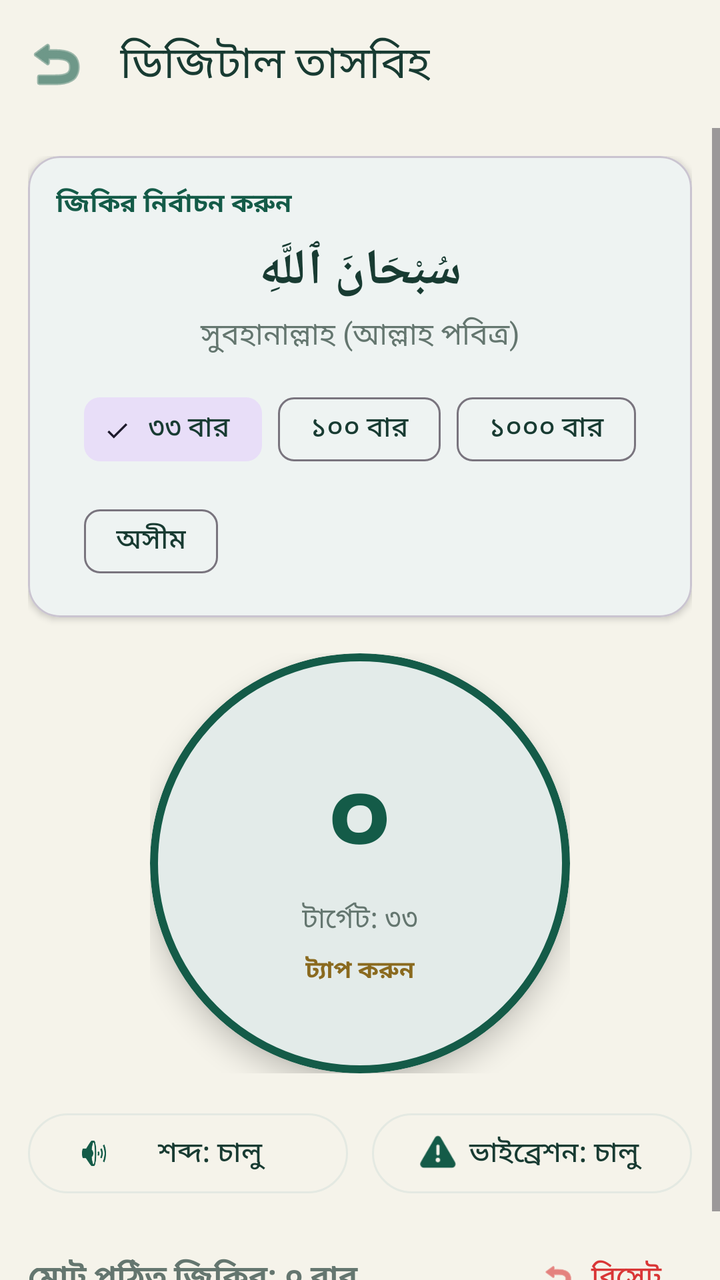
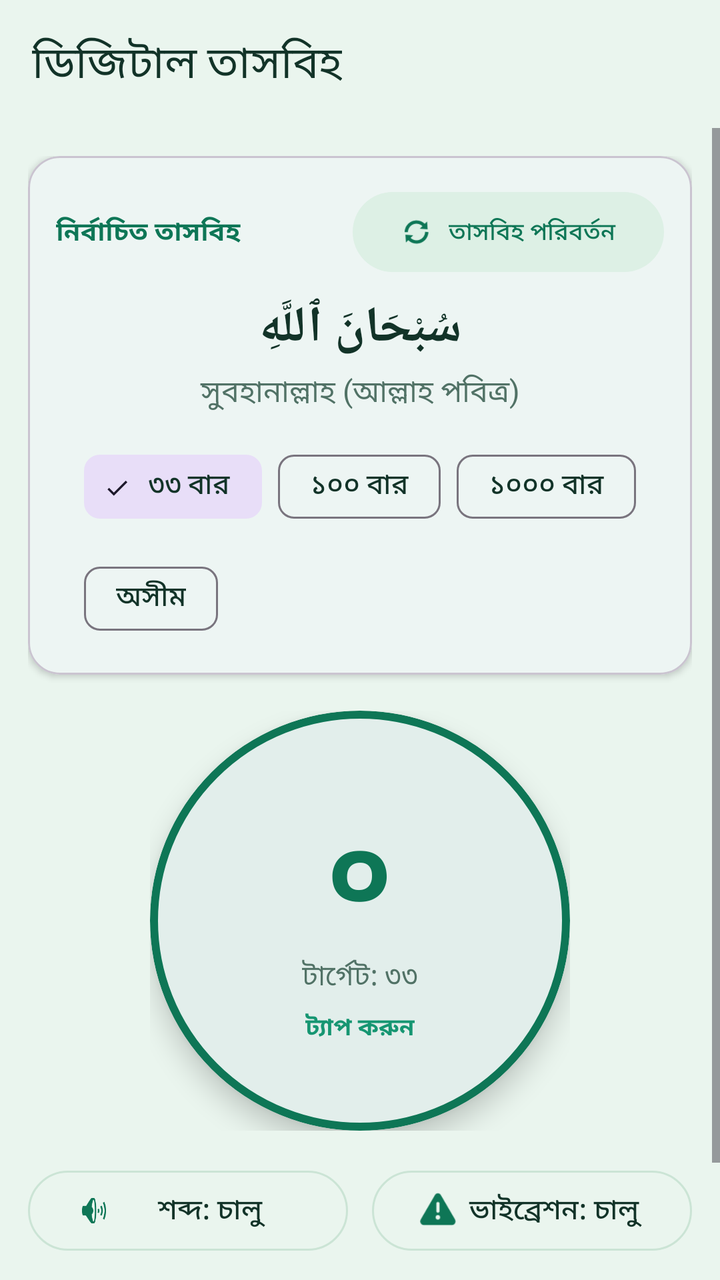

The first picture is an Android layout as it rendered before a commit; the second is the same layout after the commit. The layout source and the unified diff follow.
<!-- AndroidManifest.xml: application theme Theme.IslamicAlarm -->
<!-- res/layout/activity_tasbih.xml -->
<?xml version="1.0" encoding="utf-8"?>
<LinearLayout xmlns:android="http://schemas.android.com/apk/res/android"
    xmlns:app="http://schemas.android.com/apk/res-auto"
    xmlns:tools="http://schemas.android.com/tools"
    android:layout_width="match_parent"
    android:layout_height="match_parent"
    android:background="@color/background"
    android:orientation="vertical"
    tools:context="com.hafij.islamicalarm.tasbih.TasbihFragment">

    <com.google.android.material.appbar.AppBarLayout
        android:layout_width="match_parent"
        android:layout_height="wrap_content"
        android:background="@color/primary"
        app:elevation="0dp"
        app:liftOnScroll="false">

        <com.google.android.material.appbar.MaterialToolbar
            android:id="@+id/toolbarTasbih"
            android:layout_width="match_parent"
            android:layout_height="?attr/actionBarSize"
            app:navigationIcon="@android:drawable/ic_menu_revert"
            app:navigationIconTint="@color/secondary"
            app:title="ডিজিটাল তাসবিহ"
            app:titleTextColor="@color/text_primary" />

    </com.google.android.material.appbar.AppBarLayout>

    <ScrollView
        android:layout_width="match_parent"
        android:layout_height="0dp"
        android:layout_weight="1"
        android:fillViewport="true">

        <LinearLayout
            android:layout_width="match_parent"
            android:layout_height="wrap_content"
            android:gravity="center_horizontal"
            android:orientation="vertical"
            android:padding="14dp">

            
            <com.google.android.material.card.MaterialCardView
                android:layout_width="match_parent"
                android:layout_height="wrap_content"
                app:cardBackgroundColor="@color/waqt_card_bg"
                app:cardCornerRadius="16dp"
                app:cardElevation="2dp">

                <LinearLayout
                    android:layout_width="match_parent"
                    android:layout_height="wrap_content"
                    android:orientation="vertical"
                    android:padding="14dp">

                    <TextView
                        android:layout_width="wrap_content"
                        android:layout_height="wrap_content"
                        android:text="জিকির নির্বাচন করুন"
                        android:textColor="@color/secondary"
                        android:textSize="13sp"
                        android:textStyle="bold" />

                    <TextView
                        android:id="@+id/tvSelectedZikrArabic"
                        android:layout_width="match_parent"
                        android:layout_height="wrap_content"
                        android:layout_marginTop="7dp"
                        android:gravity="center"
                        android:text="سُبْحَانَ ٱللَّهِ"
                        android:textColor="@color/waqt_text_dark"
                        android:textSize="25sp"
                        android:textStyle="bold" />

                    <TextView
                        android:id="@+id/tvSelectedZikrBangla"
                        android:layout_width="match_parent"
                        android:layout_height="wrap_content"
                        android:layout_marginTop="4dp"
                        android:gravity="center"
                        android:text="সুবহানাল্লাহ (আল্লাহ পবিত্র)"
                        android:textColor="@color/waqt_text_dark_secondary"
                        android:textSize="15sp" />

                    
                    <com.google.android.material.chip.ChipGroup
                        android:id="@+id/chipGroupTarget"
                        android:layout_width="wrap_content"
                        android:layout_height="wrap_content"
                        android:layout_gravity="center"
                        android:layout_marginTop="12dp"
                        app:singleSelection="true">

                        <com.google.android.material.chip.Chip
                            android:id="@+id/chip33"
                            style="@style/Widget.Material3.Chip.Filter"
                            android:layout_width="wrap_content"
                            android:layout_height="wrap_content"
                            android:checked="true"
                            android:text="৩৩ বার"
                            android:textColor="@color/waqt_text_dark" />

                        <com.google.android.material.chip.Chip
                            android:id="@+id/chip100"
                            style="@style/Widget.Material3.Chip.Filter"
                            android:layout_width="wrap_content"
                            android:layout_height="wrap_content"
                            android:text="১০০ বার"
                            android:textColor="@color/waqt_text_dark" />

                        <com.google.android.material.chip.Chip
                            android:id="@+id/chip1000"
                            style="@style/Widget.Material3.Chip.Filter"
                            android:layout_width="wrap_content"
                            android:layout_height="wrap_content"
                            android:text="১০০০ বার"
                            android:textColor="@color/waqt_text_dark" />

                        <com.google.android.material.chip.Chip
                            android:id="@+id/chipUnlimited"
                            style="@style/Widget.Material3.Chip.Filter"
                            android:layout_width="wrap_content"
                            android:layout_height="wrap_content"
                            android:text="অসীম"
                            android:textColor="@color/waqt_text_dark" />

                    </com.google.android.material.chip.ChipGroup>

                </LinearLayout>

            </com.google.android.material.card.MaterialCardView>

            
            <FrameLayout
                android:layout_width="210dp"
                android:layout_height="210dp"
                android:layout_marginTop="18dp">

                <com.google.android.material.card.MaterialCardView
                    android:id="@+id/btnCountTap"
                    android:layout_width="match_parent"
                    android:layout_height="match_parent"
                    android:clickable="true"
                    android:focusable="true"
                    app:cardBackgroundColor="@color/surface"
                    app:cardCornerRadius="110dp"
                    app:cardElevation="8dp"
                    app:strokeColor="@color/secondary"
                    app:strokeWidth="4dp">

                    <LinearLayout
                        android:layout_width="match_parent"
                        android:layout_height="match_parent"
                        android:gravity="center"
                        android:orientation="vertical">

                        <TextView
                            android:id="@+id/tvCounterText"
                            android:layout_width="wrap_content"
                            android:layout_height="wrap_content"
                            android:text="০"
                            android:textColor="@color/secondary"
                            android:textSize="54sp"
                            android:textStyle="bold" />

                        <TextView
                            android:id="@+id/tvTargetSubText"
                            android:layout_width="wrap_content"
                            android:layout_height="wrap_content"
                            android:text="টার্গেট: ৩৩"
                            android:textColor="@color/text_secondary"
                            android:textSize="14sp" />

                        <TextView
                            android:layout_width="wrap_content"
                            android:layout_height="wrap_content"
                            android:layout_marginTop="6dp"
                            android:text="ট্যাপ করুন"
                            android:textColor="@color/secondary_variant"
                            android:textSize="12sp"
                            android:textStyle="bold" />

                    </LinearLayout>

                </com.google.android.material.card.MaterialCardView>

            </FrameLayout>

            
            <LinearLayout
                android:layout_width="match_parent"
                android:layout_height="wrap_content"
                android:layout_marginTop="16dp"
                android:gravity="center"
                android:orientation="horizontal">

                <com.google.android.material.button.MaterialButton
                    android:id="@+id/btnSoundToggle"
                    style="@style/Widget.Material3.Button.OutlinedButton"
                    android:layout_width="0dp"
                    android:layout_height="wrap_content"
                    android:layout_weight="1"
                    android:text="শব্দ: চালু"
                    android:textColor="@color/text_primary"
                    app:icon="@android:drawable/ic_lock_silent_mode_off"
                    app:iconTint="@color/secondary"
                    app:strokeColor="@color/card_border" />

                <Space
                    android:layout_width="12dp"
                    android:layout_height="wrap_content" />

                <com.google.android.material.button.MaterialButton
                    android:id="@+id/btnVibrationToggle"
                    style="@style/Widget.Material3.Button.OutlinedButton"
                    android:layout_width="0dp"
                    android:layout_height="wrap_content"
                    android:layout_weight="1"
                    android:text="ভাইব্রেশন: চালু"
                    android:textColor="@color/text_primary"
                    app:icon="@android:drawable/ic_dialog_alert"
                    app:iconTint="@color/secondary"
                    app:strokeColor="@color/card_border" />

            </LinearLayout>

            
            <LinearLayout
                android:layout_width="match_parent"
                android:layout_height="wrap_content"
                android:layout_marginTop="14dp"
                android:gravity="center_vertical"
                android:orientation="horizontal">

                <TextView
                    android:id="@+id/tvTotalCountToday"
                    android:layout_width="0dp"
                    android:layout_height="wrap_content"
                    android:layout_weight="1"
                    android:text="মোট পঠিত জিকির: ০ বার"
                    android:textColor="@color/text_secondary"
                    android:textSize="15sp"
                    android:textStyle="bold" />

                <com.google.android.material.button.MaterialButton
                    android:id="@+id/btnResetCounter"
                    style="@style/Widget.Material3.Button.TextButton"
                    android:layout_width="wrap_content"
                    android:layout_height="wrap_content"
                    android:text="রিসেট"
                    android:textColor="@color/error"
                    app:icon="@android:drawable/ic_menu_revert"
                    app:iconTint="@color/error" />

            </LinearLayout>

        </LinearLayout>

    </ScrollView>

</LinearLayout>
<!-- resources referenced by this layout -->
<resources>
  <color name="background">#F5F3EA</color>
  <color name="card_border">#E4E9E2</color>
  <color name="error">#D93636</color>
  <color name="primary">#F5F3EA</color>
  <color name="secondary">#145B48</color>
  <color name="secondary_variant">#8A6A1F</color>
  <color name="surface">#FFFFFF</color>
  <color name="text_primary">#183B32</color>
  <color name="text_secondary">#64766F</color>
  <color name="waqt_card_bg">#FFFFFF</color>
  <color name="waqt_text_dark">#183B32</color>
  <color name="waqt_text_dark_secondary">#64766F</color>
  <style name="Theme.IslamicAlarm" parent="Theme.Material3.Light.NoActionBar">
          <item name="colorPrimary">@color/dua_primary</item>
          <item name="colorOnPrimary">@color/white</item>
          <item name="colorPrimaryDark">@color/primary_variant</item>
          <item name="colorSecondary">@color/secondary</item>
          <item name="colorOnSecondary">@color/white</item>
          <item name="colorSurface">@color/surface</item>
          <item name="colorOnSurface">@color/text_primary</item>
          <item name="android:colorBackground">@color/background</item>
          <item name="colorOnBackground">@color/text_primary</item>
          <item name="android:statusBarColor">@color/background</item>
          <item name="android:navigationBarColor">@color/background</item>
          <item name="android:windowLightStatusBar">true</item>
          <item name="android:windowLightNavigationBar">true</item>
          <item name="android:windowBackground">@color/background</item>
      </style>
  <color name="dua_primary">#145B48</color>
  <color name="white">#FFFFFFFF</color>
  <color name="primary_variant">#0D4436</color>
</resources>

<!-- the commit's change to res/layout/activity_tasbih.xml (unified diff, before → after) -->
@@ -19,8 +19,6 @@
             android:id="@+id/toolbarTasbih"
             android:layout_width="match_parent"
             android:layout_height="?attr/actionBarSize"
-            app:navigationIcon="@android:drawable/ic_menu_revert"
-            app:navigationIconTint="@color/secondary"
             app:title="ডিজিটাল তাসবিহ"
             app:titleTextColor="@color/text_primary" />
 
@@ -53,13 +51,37 @@
                     android:orientation="vertical"
                     android:padding="14dp">
 
-                    <TextView
-                        android:layout_width="wrap_content"
-                        android:layout_height="wrap_content"
-                        android:text="জিকির নির্বাচন করুন"
-                        android:textColor="@color/secondary"
-                        android:textSize="13sp"
-                        android:textStyle="bold" />
+                    <LinearLayout
+                        android:layout_width="match_parent"
+                        android:layout_height="wrap_content"
+                        android:gravity="center_vertical"
+                        android:orientation="horizontal">
+
+                        <TextView
+                            android:layout_width="0dp"
+                            android:layout_height="wrap_content"
+                            android:layout_weight="1"
+                            android:text="নির্বাচিত তাসবিহ"
+                            android:textColor="@color/secondary"
+                            android:textSize="13sp"
+                            android:textStyle="bold" />
+
+                        <com.google.android.material.button.MaterialButton
+                            android:id="@+id/btnChangeTasbih"
+                            style="@style/Widget.Material3.Button.TonalButton"
+                            android:layout_width="wrap_content"
+                            android:layout_height="wrap_content"
+                            android:minHeight="48dp"
+                            android:text="তাসবিহ পরিবর্তন"
+                            android:textColor="@color/secondary"
+                            android:textSize="12sp"
+                            app:backgroundTint="@color/surface_container"
+                            app:cornerRadius="20dp"
+                            app:icon="@android:drawable/ic_popup_sync"
+                            app:iconSize="16dp"
+                            app:iconTint="@color/secondary" />
+
+                    </LinearLayout>
 
                     <TextView
                         android:id="@+id/tvSelectedZikrArabic"
<!-- resource entries referenced after the edit -->
@@ -1,17 +1,18 @@
 <!-- resources referenced by this layout -->
 <resources>
-  <color name="background">#F5F3EA</color>
-  <color name="card_border">#E4E9E2</color>
+  <color name="background">#EAF5EE</color>
+  <color name="card_border">#CBE4D5</color>
   <color name="error">#D93636</color>
-  <color name="primary">#F5F3EA</color>
-  <color name="secondary">#145B48</color>
-  <color name="secondary_variant">#8A6A1F</color>
+  <color name="primary">#EAF5EE</color>
+  <color name="secondary">#0E7656</color>
+  <color name="secondary_variant">#169672</color>
   <color name="surface">#FFFFFF</color>
-  <color name="text_primary">#183B32</color>
-  <color name="text_secondary">#64766F</color>
+  <color name="surface_container">#DDF0E5</color>
+  <color name="text_primary">#123328</color>
+  <color name="text_secondary">#517266</color>
   <color name="waqt_card_bg">#FFFFFF</color>
-  <color name="waqt_text_dark">#183B32</color>
-  <color name="waqt_text_dark_secondary">#64766F</color>
+  <color name="waqt_text_dark">#123328</color>
+  <color name="waqt_text_dark_secondary">#517266</color>
   <style name="Theme.IslamicAlarm" parent="Theme.Material3.Light.NoActionBar">
           <item name="colorPrimary">@color/dua_primary</item>
           <item name="colorOnPrimary">@color/white</item>
@@ -28,8 +29,8 @@
           <item name="android:windowLightNavigationBar">true</item>
           <item name="android:windowBackground">@color/background</item>
       </style>
-  <color name="dua_primary">#145B48</color>
+  <color name="dua_primary">#0E7656</color>
   <color name="white">#FFFFFFFF</color>
-  <color name="primary_variant">#0D4436</color>
+  <color name="primary_variant">#09573F</color>
 </resources>
 
